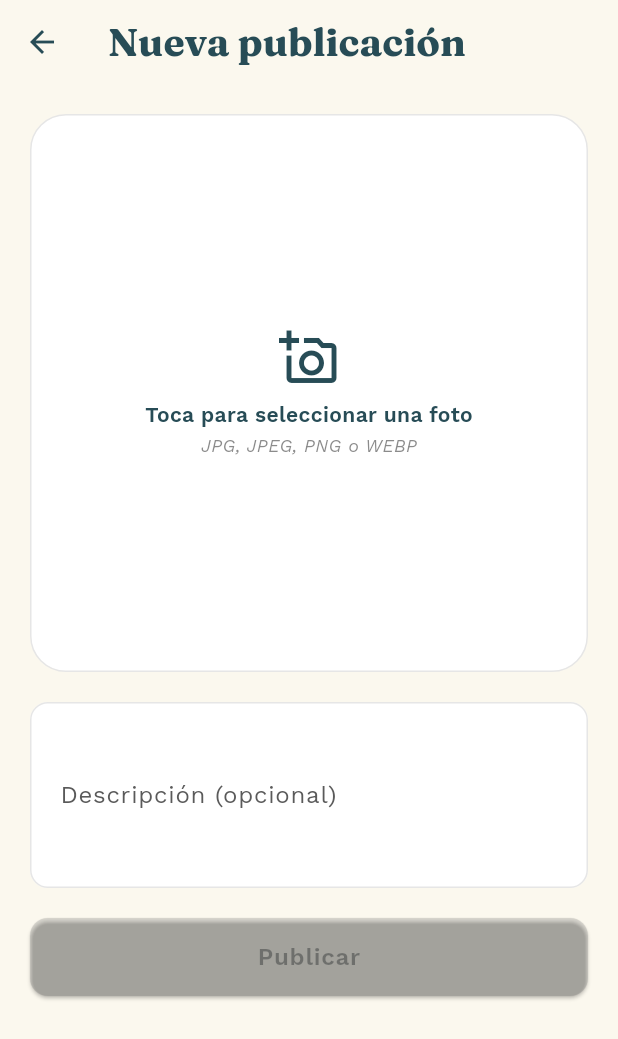
After one commit to LaurisDev/TripMeet, a Flutter app: the ProfileScreen screen opened directly, after a tap on the "add a photo" icon, on a phone screen of 412 x 824 dp. The commit adds this screen. Shown: the top 1039 px of the screen. Run offline on Flutter 3.47's test engine with Material 3 defaults, Android fonts, the phone set to English and light mode, and no system bars; our stand-ins replace cloud_firestore, file_picker, firebase_auth, firebase_core, geolocator, google_fonts and 1 more; accounts and stored records are empty.

Commit message:
Avance de publicaciones

```diff
--- /dev/null
+++ b/lib/nueva_publicacion_screen.dart
@@ -0,0 +1,221 @@
+import 'package:flutter/material.dart';
+
+import 'app_theme.dart';
+import 'cloudinary_service.dart' show CloudinarySubida;
+import 'form_styles.dart';
+import 'guia_service.dart' show ArchivoLocal;
+import 'publicacion_service.dart';
+import 'widgets/archivo_picker.dart';
+import 'widgets/aviso_error.dart';
+
+/// Pantalla para crear una publicación: elegir foto (obligatoria), escribir
+/// una descripción (opcional) y publicar. Se abre desde el Perfil del
+/// turista.
+class NuevaPublicacionScreen extends StatefulWidget {
+  const NuevaPublicacionScreen({super.key});
+
+  @override
+  State<NuevaPublicacionScreen> createState() =>
+      _NuevaPublicacionScreenState();
+}
+
+class _NuevaPublicacionScreenState extends State<NuevaPublicacionScreen> {
+  final PublicacionService _service = PublicacionService();
+  final TextEditingController _descripcionController = TextEditingController();
+
+  ArchivoLocal? _imagen;
+  bool _publicando = false;
+  String? _error;
+
+  @override
+  void dispose() {
+    _descripcionController.dispose();
+    super.dispose();
+  }
+
+  Future<void> _seleccionarImagen() async {
+    setState(() => _error = null);
+
+    try {
+      final List<ArchivoLocal> seleccionados = await seleccionarArchivos(
+        extensiones: extensionesImagenPermitidas,
+      );
+      if (seleccionados.isEmpty) {
+        return;
+      }
+
+      final ArchivoLocal archivo = seleccionados.first;
+      if (!_service.esImagenValida(archivo)) {
+        setState(() {
+          _error = 'Formato de imagen no válido. Formatos permitidos: '
+              '${extensionesImagenPermitidas.map((String e) => e.toUpperCase()).join(', ')}.';
+        });
+        return;
+      }
+
+      setState(() => _imagen = archivo);
+    } on SeleccionArchivoException catch (error) {
+      setState(() => _error = error.message);
+    }
+  }
+
+  Future<void> _publicar() async {
+    final ArchivoLocal? imagen = _imagen;
+    if (imagen == null) return;
+
+    setState(() {
+      _publicando = true;
+      _error = null;
+    });
+
+    try {
+      final CloudinarySubida subida = await _service.subirImagen(imagen);
+      await _service.crearPublicacion(
+        imagenUrl: subida.secureUrl,
+        imagenPublicId: subida.publicId,
+        descripcion: _descripcionController.text,
+      );
+      if (!mounted) return;
+      Navigator.of(context).pop(true);
+    } on PublicacionServiceException catch (error) {
+      setState(() => _error = error.message);
+    } finally {
+      if (mounted) setState(() => _publicando = false);
+    }
+  }
+
+  @override
+  Widget build(BuildContext context) {
+    return Scaffold(
+      backgroundColor: AppTheme.crema,
+      appBar: AppBar(title: const Text('Nueva publicación')),
+      body: SafeArea(
+        child: ListView(
+          padding: const EdgeInsets.all(FormStyles.s20),
+          children: <Widget>[
+            _FotoSeleccionada(
+              imagen: _imagen,
+              habilitado: !_publicando,
+              onTap: _seleccionarImagen,
+            ),
+            const SizedBox(height: FormStyles.s20),
+            TextField(
+              controller: _descripcionController,
+              enabled: !_publicando,
+              maxLines: 4,
+              decoration: FormStyles.input(
+                label: 'Descripción (opcional)',
+                hint: 'Escribe algo sobre tu experiencia... (opcional)',
+              ),
+            ),
+            const SizedBox(height: FormStyles.s20),
+            if (_error != null) ...<Widget>[
+              AvisoError(mensaje: _error!),
+              const SizedBox(height: FormStyles.s16),
+            ],
+            FilledButton(
+              style: FormStyles.botonPrimario(),
+              onPressed: (_imagen == null || _publicando) ? null : _publicar,
+              child: _publicando
+                  ? const SizedBox(
+                      height: 20,
+                      width: 20,
+                      child: CircularProgressIndicator(
+                        strokeWidth: 2,
+                        color: Colors.white,
+                      ),
+                    )
+                  : const Text('Publicar'),
+            ),
+          ],
+        ),
+      ),
+    );
+  }
+}
+
+class _FotoSeleccionada extends StatelessWidget {
+  const _FotoSeleccionada({
+    required this.imagen,
+    required this.habilitado,
+    required this.onTap,
+  });
+
+  final ArchivoLocal? imagen;
+  final bool habilitado;
+  final VoidCallback onTap;
+
+  @override
+  Widget build(BuildContext context) {
+    return InkWell(
+      onTap: habilitado ? onTap : null,
+      borderRadius: BorderRadius.circular(FormStyles.radioTarjeta),
+      child: AspectRatio(
+        aspectRatio: 1,
+        child: Container(
+          decoration: BoxDecoration(
+            color: Colors.white,
+            borderRadius: BorderRadius.circular(FormStyles.radioTarjeta),
+            border: Border.all(color: FormStyles.colorBorde),
+          ),
+          clipBehavior: Clip.antiAlias,
+          child: imagen == null
+              ? Column(
+                  mainAxisAlignment: MainAxisAlignment.center,
+                  children: <Widget>[
+                    const Icon(
+                      Icons.add_a_photo_outlined,
+                      size: 40,
+                      color: AppTheme.azulPetroleo,
+                    ),
+                    const SizedBox(height: FormStyles.s8),
+                    Text(
+                      'Toca para seleccionar una foto',
+                      style: FormStyles.cuerpo(
+                        weight: FontWeight.w600,
+                        color: AppTheme.azulPetroleo,
+                      ),
+                    ),
+                    const SizedBox(height: 2),
+                    Text(
+                      'JPG, JPEG, PNG o WEBP',
+                      style: FormStyles.ayuda(),
+                    ),
+                  ],
+                )
+              : Stack(
+                  fit: StackFit.expand,
+                  children: <Widget>[
+                    Image.memory(imagen!.bytes, fit: BoxFit.cover),
+                    Positioned(
+                      right: FormStyles.s8,
+                      bottom: FormStyles.s8,
+                      child: Material(
+                        color: Colors.black.withValues(alpha: 0.55),
+                        borderRadius: BorderRadius.circular(FormStyles.radioPill),
+                        child: const Padding(
+                          padding: EdgeInsets.symmetric(
+                            horizontal: FormStyles.s12,
+                            vertical: FormStyles.s8,
+                          ),
+                          child: Row(
+                            mainAxisSize: MainAxisSize.min,
+                            children: <Widget>[
+                              Icon(Icons.autorenew_rounded, size: 16, color: Colors.white),
+                              SizedBox(width: FormStyles.s4),
+                              Text(
+                                'Cambiar foto',
+                                style: TextStyle(color: Colors.white, fontSize: 12),
+                              ),
+                            ],
+                          ),
+                        ),
+                      ),
+                    ),
+                  ],
+                ),
+        ),
+      ),
+    );
+  }
+}
--- a/lib/profile_screen.dart
+++ b/lib/profile_screen.dart
@@ -3,13 +3,67 @@ import 'package:flutter/material.dart';
 
 import 'app_theme.dart';
 import 'form_styles.dart';
+import 'nueva_publicacion_screen.dart';
 import 'preferences_screen.dart';
+import 'publicacion_service.dart';
+import 'widgets/aviso_error.dart';
 
-/// Pantalla de Perfil: encabezado con los datos básicos del turista y una
-/// lista de opciones de configuración (hoy solo preferencias de
-/// recomendación, pensada para crecer con más ajustes más adelante).
-class ProfileScreen extends StatelessWidget {
+/// Pantalla de Perfil: encabezado con los datos básicos del turista, una
+/// lista de opciones de configuración y la grilla de publicaciones propias
+/// (estilo Instagram).
+class ProfileScreen extends StatefulWidget {
   const ProfileScreen({super.key});
+
+  @override
+  State<ProfileScreen> createState() => _ProfileScreenState();
+}
+
+class _ProfileScreenState extends State<ProfileScreen> {
+  final PublicacionService _publicacionService = PublicacionService();
+
+  List<Publicacion> _publicaciones = <Publicacion>[];
+  bool _cargandoPublicaciones = true;
+  String? _errorPublicaciones;
+
+  @override
+  void initState() {
+    super.initState();
+    _cargarPublicaciones();
+  }
+
+  Future<void> _cargarPublicaciones() async {
+    final String? uid = FirebaseAuth.instance.currentUser?.uid;
+    if (uid == null) {
+      setState(() => _cargandoPublicaciones = false);
+      return;
+    }
+
+    setState(() {
+      _cargandoPublicaciones = true;
+      _errorPublicaciones = null;
+    });
+
+    try {
+      final List<Publicacion> publicaciones =
+          await _publicacionService.obtenerPublicacionesDeUsuario(uid);
+      setState(() => _publicaciones = publicaciones);
+    } on PublicacionServiceException catch (error) {
+      setState(() => _errorPublicaciones = error.message);
+    } finally {
+      setState(() => _cargandoPublicaciones = false);
+    }
+  }
+
+  Future<void> _abrirNuevaPublicacion() async {
+    final bool? publicado = await Navigator.of(context).push<bool>(
+      MaterialPageRoute<bool>(
+        builder: (_) => const NuevaPublicacionScreen(),
+      ),
+    );
+    if (publicado == true) {
+      _cargarPublicaciones();
+    }
+  }
 
   @override
   Widget build(BuildContext context) {
@@ -17,8 +71,19 @@ class ProfileScreen extends StatelessWidget {
 
     return Scaffold(
       backgroundColor: AppTheme.crema,
-      appBar: AppBar(title: const Text('Perfil')),
+      appBar: AppBar(
+        title: const Text('Perfil'),
+        actions: <Widget>[
+          IconButton(
+            tooltip: 'Nueva publicación',
+            onPressed: _abrirNuevaPublicacion,
+            icon: const Icon(Icons.add_a_photo_rounded),
+          ),
+        ],
+      ),
       body: SafeArea(
+        child: RefreshIndicator(
+          onRefresh: _cargarPublicaciones,
           child: ListView(
             padding: const EdgeInsets.symmetric(vertical: FormStyles.s20),
             children: <Widget>[
@@ -58,9 +123,78 @@ class ProfileScreen extends StatelessWidget {
                 },
               ),
               const Divider(height: 1, color: FormStyles.colorBorde),
+              Padding(
+                padding: const EdgeInsets.fromLTRB(
+                  FormStyles.s20,
+                  FormStyles.s20,
+                  FormStyles.s20,
+                  FormStyles.s12,
+                ),
+                child: Text('Mis publicaciones', style: FormStyles.etiqueta()),
+              ),
+              _buildPublicaciones(),
             ],
+          ),
         ),
       ),
     );
   }
+
+  Widget _buildPublicaciones() {
+    if (_cargandoPublicaciones) {
+      return const Padding(
+        padding: EdgeInsets.symmetric(vertical: FormStyles.s24),
+        child: Center(child: CircularProgressIndicator()),
+      );
     }
+
+    if (_errorPublicaciones != null) {
+      return Padding(
+        padding: const EdgeInsets.symmetric(horizontal: FormStyles.s20),
+        child: AvisoError(mensaje: _errorPublicaciones!),
+      );
+    }
+
+    if (_publicaciones.isEmpty) {
+      return Padding(
+        padding: const EdgeInsets.symmetric(
+          horizontal: FormStyles.s20,
+          vertical: FormStyles.s24,
+        ),
+        child: Column(
+          children: <Widget>[
+            Icon(
+              Icons.photo_camera_outlined,
+              size: 40,
+              color: AppTheme.textoSuave.withValues(alpha: 0.4),
+            ),
+            const SizedBox(height: FormStyles.s8),
+            Text(
+              'Aún no tienes publicaciones. ¡Comparte tu primera experiencia!',
+              textAlign: TextAlign.center,
+              style: FormStyles.subtitulo(pequena: true),
+            ),
+          ],
+        ),
+      );
+    }
+
+    return Padding(
+      padding: const EdgeInsets.symmetric(horizontal: FormStyles.s4),
+      child: GridView.builder(
+        shrinkWrap: true,
+        physics: const NeverScrollableScrollPhysics(),
+        gridDelegate: const SliverGridDelegateWithFixedCrossAxisCount(
+          crossAxisCount: 3,
+          crossAxisSpacing: 2,
+          mainAxisSpacing: 2,
+        ),
+        itemCount: _publicaciones.length,
+        itemBuilder: (BuildContext context, int index) {
+          final Publicacion publicacion = _publicaciones[index];
+          return Image.network(publicacion.imagenUrl, fit: BoxFit.cover);
+        },
+      ),
+    );
+  }
+}
--- /dev/null
+++ b/lib/publicacion_service.dart
@@ -0,0 +1,211 @@
+import 'dart:typed_data';
+
+import 'package:cloud_firestore/cloud_firestore.dart';
+import 'package:firebase_auth/firebase_auth.dart';
+
+import 'cloudinary_service.dart';
+import 'guia_service.dart' show ArchivoLocal;
+
+/// Extensiones de imagen aceptadas para una publicación.
+const List<String> extensionesImagenPermitidas = <String>[
+  'jpg',
+  'jpeg',
+  'png',
+  'webp',
+];
+
+/// Publicación de un turista: una foto con descripción opcional, visible en
+/// su propio perfil.
+class Publicacion {
+  const Publicacion({
+    required this.id,
+    required this.uid,
+    required this.imagenUrl,
+    required this.imagenPublicId,
+    required this.fechaCreacion,
+    this.descripcion,
+  });
+
+  final String id;
+  final String uid;
+  final String imagenUrl;
+  final String imagenPublicId;
+  final String? descripcion;
+  final DateTime fechaCreacion;
+
+  factory Publicacion.fromFirestore(
+    DocumentSnapshot<Map<String, dynamic>> documento,
+  ) {
+    final Map<String, dynamic> datos = documento.data() ?? <String, dynamic>{};
+    final String? descripcion = datos['descripcion'] as String?;
+
+    return Publicacion(
+      id: documento.id,
+      uid: datos['uid'] as String? ?? '',
+      imagenUrl: datos['imagenUrl'] as String? ?? '',
+      imagenPublicId: datos['imagenPublicId'] as String? ?? '',
+      descripcion: (descripcion == null || descripcion.trim().isEmpty)
+          ? null
+          : descripcion,
+      fechaCreacion:
+          (datos['fechaCreacion'] as Timestamp?)?.toDate() ?? DateTime.now(),
+    );
+  }
+}
+
+/// Excepción de dominio con un mensaje seguro para mostrar en la interfaz.
+class PublicacionServiceException implements Exception {
+  const PublicacionServiceException(this.message, {this.code});
+
+  final String message;
+  final String? code;
+
+  @override
+  String toString() => message;
+}
+
+/// Gestiona la creación y consulta de publicaciones del turista: sube la foto
+/// a Cloudinary (reutilizando el mismo patrón que los certificados de guías)
+/// y guarda el documento en la colección `publicaciones` de Firestore.
+class PublicacionService {
+  PublicacionService({
+    FirebaseAuth? auth,
+    FirebaseFirestore? firestore,
+    CloudinaryService? cloudinary,
+  }) : _auth = auth ?? FirebaseAuth.instance,
+       _firestore = firestore ?? FirebaseFirestore.instance,
+       _cloudinary = cloudinary ?? CloudinaryService();
+
+  final FirebaseAuth _auth;
+  final FirebaseFirestore _firestore;
+  final CloudinaryService _cloudinary;
+
+  /// Valida que [archivo] sea una imagen soportada, revisando tanto su
+  /// extensión como la firma binaria real del archivo (no solo el nombre).
+  bool esImagenValida(ArchivoLocal archivo) =>
+      _formatoImagenValido(archivo.bytes, archivo.extension);
+
+  /// Sube la foto de una publicación a Cloudinary.
+  ///
+  /// Lanza [PublicacionServiceException] si el archivo no es una imagen
+  /// válida o si falla la subida.
+  Future<CloudinarySubida> subirImagen(ArchivoLocal imagen) async {
+    if (!esImagenValida(imagen)) {
+      throw PublicacionServiceException(
+        'Formato de imagen no válido. Formatos permitidos: '
+        '${extensionesImagenPermitidas.map((String e) => e.toUpperCase()).join(', ')}.',
+        code: 'formato-invalido',
+      );
+    }
+
+    try {
+      return await _cloudinary.subirImagen(
+        bytes: imagen.bytes,
+        nombreArchivo: imagen.nombre,
+      );
+    } on CloudinaryException catch (error) {
+      throw PublicacionServiceException(error.message, code: error.code);
+    }
+  }
+
+  /// Crea el documento de la publicación en Firestore, ya con la imagen
+  /// subida a Cloudinary.
+  Future<void> crearPublicacion({
+    required String imagenUrl,
+    required String imagenPublicId,
+    String? descripcion,
+  }) async {
+    final User? usuario = _auth.currentUser;
+    if (usuario == null) {
+      throw const PublicacionServiceException(
+        'No hay un usuario autenticado para crear la publicación.',
+        code: 'user-not-authenticated',
+      );
+    }
+
+    try {
+      final DocumentReference<Map<String, dynamic>> documento =
+          _firestore.collection('publicaciones').doc();
+
+      await documento.set(<String, dynamic>{
+        'id': documento.id,
+        'uid': usuario.uid,
+        'imagenUrl': imagenUrl,
+        'imagenPublicId': imagenPublicId,
+        'descripcion':
+            (descripcion == null || descripcion.trim().isEmpty)
+                ? null
+                : descripcion.trim(),
+        'fechaCreacion': Timestamp.now(),
+      });
+    } on FirebaseException catch (error) {
+      throw PublicacionServiceException(
+        _mensajeParaErrorDeFirestore(error.code),
+        code: error.code,
+      );
+    } catch (_) {
+      throw const PublicacionServiceException(
+        'No se pudo publicar tu experiencia. Inténtalo de nuevo.',
+        code: 'publicacion-fallida',
+      );
+    }
+  }
+
+  /// Consulta las publicaciones de [uid], de la más reciente a la más
+  /// antigua.
+  Future<List<Publicacion>> obtenerPublicacionesDeUsuario(String uid) async {
+    try {
+      final QuerySnapshot<Map<String, dynamic>> snapshot = await _firestore
+          .collection('publicaciones')
+          .where('uid', isEqualTo: uid)
+          .orderBy('fechaCreacion', descending: true)
+          .get();
+
+      return snapshot.docs.map(Publicacion.fromFirestore).toList();
+    } on FirebaseException catch (error) {
+      throw PublicacionServiceException(
+        _mensajeParaErrorDeFirestore(error.code),
+        code: error.code,
+      );
+    }
+  }
+
+  String _mensajeParaErrorDeFirestore(String codigo) {
+    switch (codigo) {
+      case 'unavailable':
+      case 'network-request-failed':
+        return 'No se pudo completar la operación por un problema de conexión.';
+      case 'permission-denied':
+        return 'No tienes permiso para realizar esta acción.';
+      case 'failed-precondition':
+        return 'No se pudieron cargar las publicaciones. Inténtalo de nuevo en unos minutos.';
+      default:
+        return 'Ocurrió un error inesperado. Inténtalo de nuevo.';
+    }
+  }
+
+  bool _formatoImagenValido(Uint8List bytes, String extension) {
+    if (!extensionesImagenPermitidas.contains(extension.toLowerCase())) {
+      return false;
+    }
+    if (bytes.length < 12) {
+      return false;
+    }
+
+    final bool esJpeg = bytes[0] == 0xFF && bytes[1] == 0xD8 && bytes[2] == 0xFF;
+    final bool esPng = bytes[0] == 0x89 &&
+        bytes[1] == 0x50 &&
+        bytes[2] == 0x4E &&
+        bytes[3] == 0x47;
+    final bool esWebp = bytes[0] == 0x52 &&
+        bytes[1] == 0x49 &&
+        bytes[2] == 0x46 &&
+        bytes[3] == 0x46 &&
+        bytes[8] == 0x57 &&
+        bytes[9] == 0x45 &&
+        bytes[10] == 0x42 &&
+        bytes[11] == 0x50;
+
+    return esJpeg || esPng || esWebp;
+  }
+}
```
Also changed, not shown: lib/cloudinary_service.dart (+60 -3 lines), lib/widgets/archivo_picker.dart (+9 -3 lines). Lines whose indentation alone changed are shown as unchanged.
